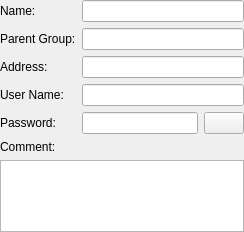
First picture: the form in source/console/computer_dialog_general.ui, repository dchapyshev/aspia, before the edit.
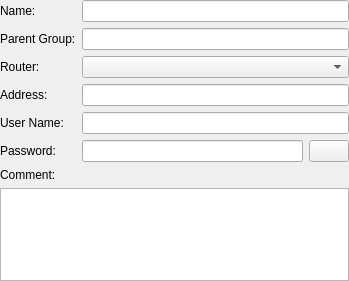
Second picture: the form after the edit. Icons and pictures are not drawn.

Commit message: Implemented router selection when changing computers.

```diff
--- a/source/console/computer_dialog_general.ui
+++ b/source/console/computer_dialog_general.ui
@@ -6,14 +6,17 @@
    <rect>
     <x>0</x>
     <y>0</y>
-    <width>244</width>
-    <height>232</height>
+    <width>349</width>
+    <height>281</height>
    </rect>
   </property>
   <property name="windowTitle">
    <string/>
   </property>
-  <layout class="QVBoxLayout" name="verticalLayout_4">
+  <layout class="QVBoxLayout" name="verticalLayout">
+   <property name="spacing">
+    <number>6</number>
+   </property>
    <property name="leftMargin">
     <number>0</number>
    </property>
@@ -27,80 +30,84 @@
     <number>0</number>
    </property>
    <item>
-    <layout class="QHBoxLayout" name="horizontalLayout_3">
-     <item>
-      <layout class="QVBoxLayout" name="verticalLayout">
-       <item>
+    <layout class="QFormLayout" name="formLayout">
+     <item row="0" column="0">
         <widget class="QLabel" name="label_name">
          <property name="text">
           <string>Name:</string>
          </property>
         </widget>
        </item>
-       <item>
+     <item row="0" column="1">
+      <widget class="QLineEdit" name="edit_name">
+       <property name="maxLength">
+        <number>64</number>
+       </property>
+      </widget>
+     </item>
+     <item row="1" column="0">
         <widget class="QLabel" name="label_parent_name">
          <property name="text">
           <string>Parent Group:</string>
          </property>
         </widget>
        </item>
-       <item>
+     <item row="1" column="1">
+      <widget class="QLineEdit" name="edit_parent_name">
+       <property name="maxLength">
+        <number>64</number>
+       </property>
+       <property name="readOnly">
+        <bool>true</bool>
+       </property>
+      </widget>
+     </item>
+     <item row="2" column="0">
+      <widget class="QLabel" name="label_router">
+       <property name="text">
+        <string>Router:</string>
+       </property>
+      </widget>
+     </item>
+     <item row="2" column="1">
+      <widget class="QComboBox" name="combobox_router"/>
+     </item>
+     <item row="3" column="0">
         <widget class="QLabel" name="label_address">
          <property name="text">
           <string>Address:</string>
          </property>
         </widget>
        </item>
-       <item>
+     <item row="3" column="1">
+      <widget class="QLineEdit" name="edit_address">
+       <property name="maxLength">
+        <number>64</number>
+       </property>
+      </widget>
+     </item>
+     <item row="4" column="0">
         <widget class="QLabel" name="label_username">
          <property name="text">
           <string>User Name:</string>
          </property>
         </widget>
        </item>
-       <item>
+     <item row="4" column="1">
+      <widget class="QLineEdit" name="edit_username">
+       <property name="maxLength">
+        <number>64</number>
+       </property>
+      </widget>
+     </item>
+     <item row="5" column="0">
         <widget class="QLabel" name="label_password">
          <property name="text">
           <string>Password:</string>
          </property>
         </widget>
        </item>
-      </layout>
-     </item>
-     <item>
-      <layout class="QVBoxLayout" name="verticalLayout_2">
-       <item>
-        <widget class="QLineEdit" name="edit_name">
-         <property name="maxLength">
-          <number>64</number>
-         </property>
-        </widget>
-       </item>
-       <item>
-        <widget class="QLineEdit" name="edit_parent_name">
-         <property name="maxLength">
-          <number>64</number>
-         </property>
-         <property name="readOnly">
-          <bool>true</bool>
-         </property>
-        </widget>
-       </item>
-       <item>
-        <widget class="QLineEdit" name="edit_address">
-         <property name="maxLength">
-          <number>64</number>
-         </property>
-        </widget>
-       </item>
-       <item>
-        <widget class="QLineEdit" name="edit_username">
-         <property name="maxLength">
-          <number>64</number>
-         </property>
-        </widget>
-       </item>
-       <item>
+     <item row="5" column="1">
         <layout class="QHBoxLayout" name="horizontalLayout_2">
          <item>
           <widget class="QLineEdit" name="edit_password">
@@ -131,8 +138,6 @@
             <bool>true</bool>
            </property>
           </widget>
-         </item>
-        </layout>
        </item>
       </layout>
      </item>
```
Lines whose indentation alone changed are shown as unchanged. The commit also changes 14 other files.
